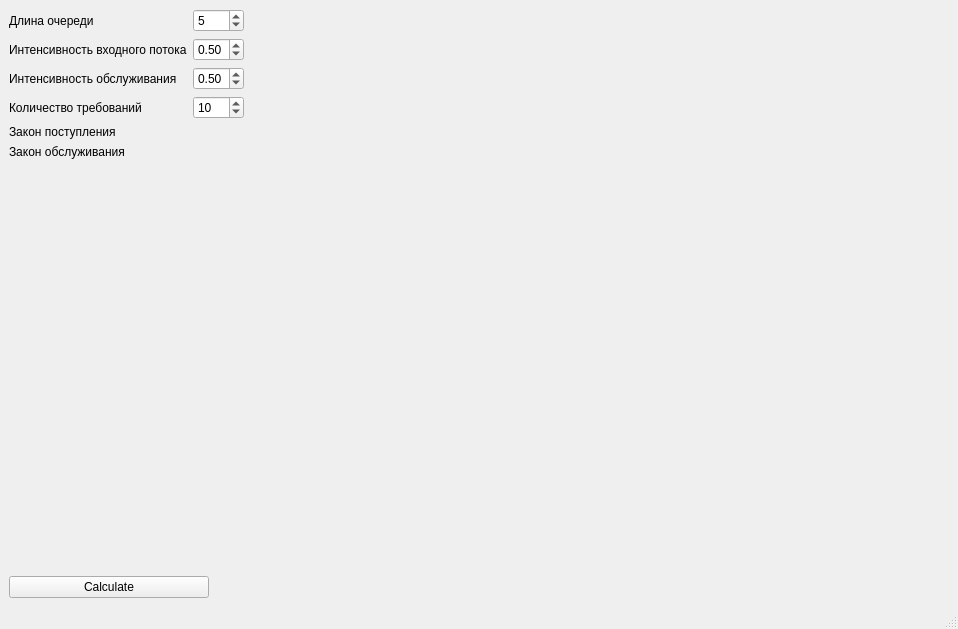
First picture: the form in mainwindow.ui, repository Kolyamba-mamba/net_lab2, before the edit.
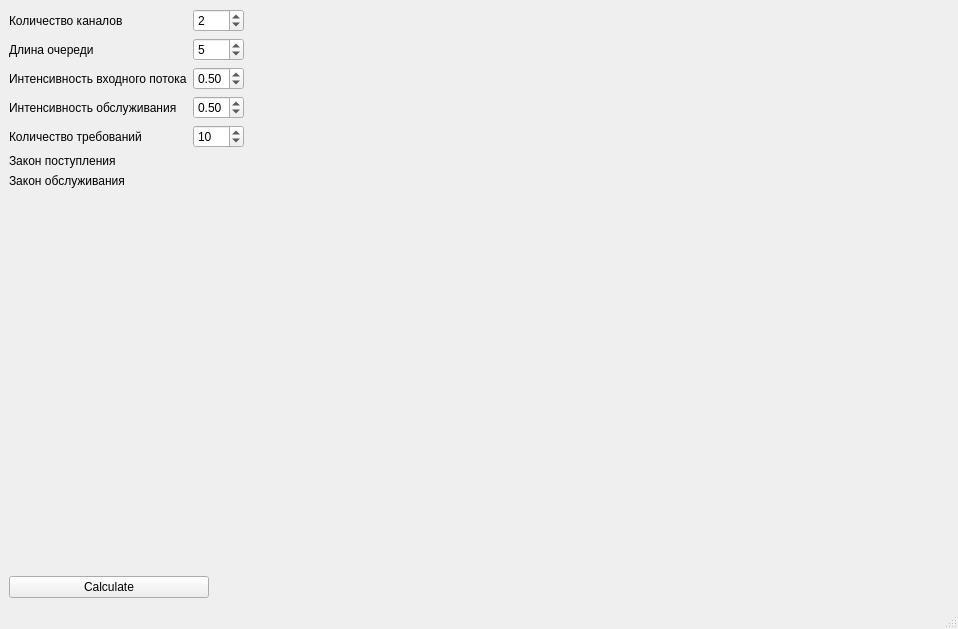
Second picture: the form after the edit.

Commit message: Добавил количество каналов в интерфейс

Patch:
```diff
--- a/mainwindow.ui
+++ b/mainwindow.ui
@@ -21,14 +21,14 @@
        <layout class="QVBoxLayout" name="verticalLayout">
         <item>
          <layout class="QFormLayout" name="formLayout">
-          <item row="0" column="0">
+          <item row="1" column="0">
            <widget class="QLabel" name="label">
             <property name="text">
              <string>Длина очереди</string>
             </property>
            </widget>
           </item>
-          <item row="0" column="1">
+          <item row="1" column="1">
            <widget class="QSpinBox" name="queueLengthSpinBox">
             <property name="maximum">
              <number>50</number>
@@ -38,14 +38,14 @@
             </property>
            </widget>
           </item>
-          <item row="1" column="0">
+          <item row="2" column="0">
            <widget class="QLabel" name="label_2">
             <property name="text">
              <string>Интенсивность входного потока</string>
             </property>
            </widget>
           </item>
-          <item row="1" column="1">
+          <item row="2" column="1">
            <widget class="QDoubleSpinBox" name="inputStreamSpinBox">
             <property name="decimals">
              <number>2</number>
@@ -61,14 +61,14 @@
             </property>
            </widget>
           </item>
-          <item row="2" column="0">
+          <item row="3" column="0">
            <widget class="QLabel" name="label_3">
             <property name="text">
              <string>Интенсивность обслуживания</string>
             </property>
            </widget>
           </item>
-          <item row="2" column="1">
+          <item row="3" column="1">
            <widget class="QDoubleSpinBox" name="workStreamSpinBox">
             <property name="maximum">
              <double>1.000000000000000</double>
@@ -81,34 +81,51 @@
             </property>
            </widget>
           </item>
-          <item row="3" column="0">
+          <item row="4" column="0">
            <widget class="QLabel" name="label_4">
             <property name="text">
              <string>Количество требований</string>
             </property>
            </widget>
           </item>
-          <item row="4" column="0">
+          <item row="5" column="0">
            <widget class="QLabel" name="label_5">
             <property name="text">
              <string>Закон поступления</string>
             </property>
            </widget>
           </item>
-          <item row="5" column="0">
-           <widget class="QLabel" name="label_6">
-            <property name="text">
-             <string>Закон обслуживания</string>
-            </property>
-           </widget>
-          </item>
-          <item row="3" column="1">
+          <item row="4" column="1">
            <widget class="QSpinBox" name="countRequestSpinBox">
             <property name="value">
              <number>10</number>
             </property>
            </widget>
           </item>
+          <item row="6" column="0">
+           <widget class="QLabel" name="label_6">
+            <property name="text">
+             <string>Закон обслуживания</string>
+            </property>
+           </widget>
+          </item>
+          <item row="0" column="0">
+           <widget class="QLabel" name="label_7">
+            <property name="text">
+             <string>Количество каналов</string>
+            </property>
+           </widget>
+          </item>
+          <item row="0" column="1">
+           <widget class="QSpinBox" name="channelsSpinBox">
+            <property name="maximum">
+             <number>50</number>
+            </property>
+            <property name="value">
+             <number>2</number>
+            </property>
+           </widget>
+          </item>
          </layout>
         </item>
         <item>
```
Left out of the diff: 2 changed lines with no effect on the pictures. The commit also changes 1 other file.
